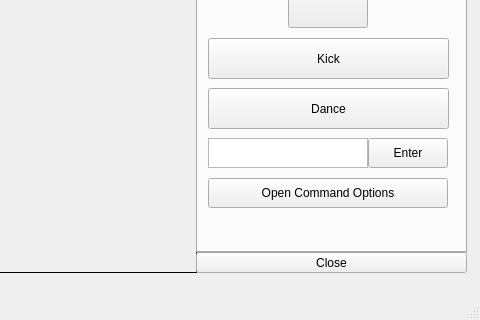
First picture: the form in supplementary/gui_v1.ui, repository msumccoy/robotics, before the edit; both pictures show x 254 to 734 and y 228 to 548 of the 734 by 548 pixel window.
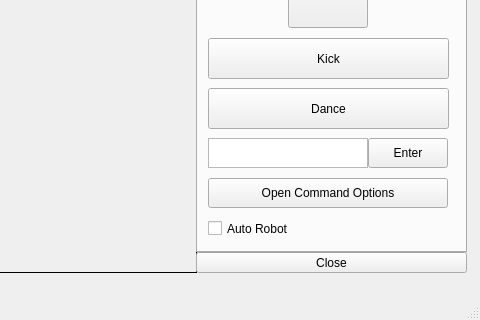
Second picture: the form after the edit. The open tabs and pages were chosen to show the change.

Diff of the .ui file:
```diff
--- a/supplementary/gui_v1.ui
+++ b/supplementary/gui_v1.ui
@@ -546,6 +546,19 @@
        <string>Open Command Options</string>
       </property>
      </widget>
+     <widget class="QCheckBox" name="check_auto_robot">
+      <property name="geometry">
+       <rect>
+        <x>10</x>
+        <y>410</y>
+        <width>91</width>
+        <height>21</height>
+       </rect>
+      </property>
+      <property name="text">
+       <string>Auto Robot</string>
+      </property>
+     </widget>
     </widget>
    </widget>
   </widget>
```
Left out of the diff: 2 changed lines with no effect on the pictures.
